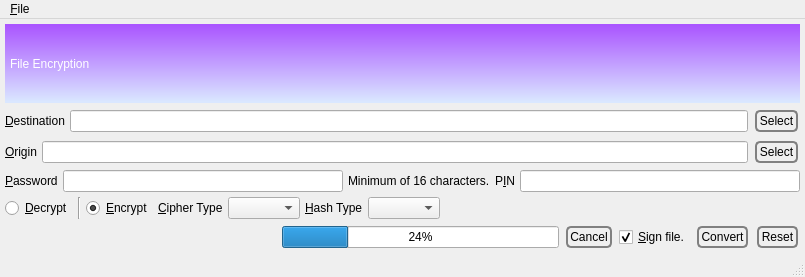
The window that GoldBug-UI/encryptfile.ui (xloem/spot-on-svn) describes before a commit, drawn with Qt 5.
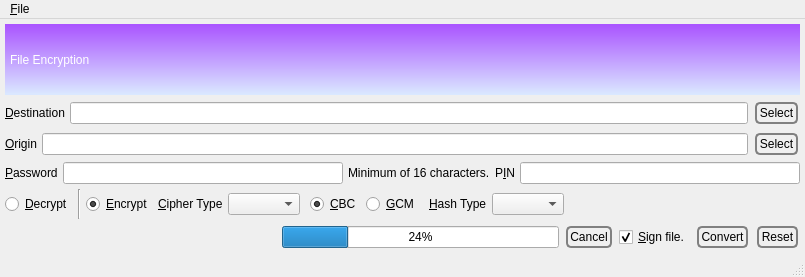
The same window after the commit. Icons and pictures are not drawn.

```diff
--- a/GoldBug-UI/encryptfile.ui
+++ b/GoldBug-UI/encryptfile.ui
@@ -54,6 +54,9 @@
     </item>
     <item>
      <layout class="QHBoxLayout" name="horizontalLayout_3">
+      <property name="spacing">
+       <number>5</number>
+      </property>
       <item>
        <widget class="QLabel" name="label_8">
         <property name="text">
@@ -101,6 +104,9 @@
     </item>
     <item>
      <layout class="QHBoxLayout" name="horizontalLayout">
+      <property name="spacing">
+       <number>5</number>
+      </property>
       <item>
        <widget class="QLabel" name="label">
         <property name="text">
@@ -148,6 +154,9 @@
     </item>
     <item>
      <layout class="QHBoxLayout" name="horizontalLayout_2">
+      <property name="spacing">
+       <number>5</number>
+      </property>
       <item>
        <widget class="QLabel" name="label_2">
         <property name="text">
@@ -229,6 +238,41 @@
         </property>
        </widget>
       </item>
+      <item>
+       <widget class="QFrame" name="frame">
+        <property name="frameShape">
+         <enum>QFrame::NoFrame</enum>
+        </property>
+        <property name="frameShadow">
+         <enum>QFrame::Raised</enum>
+        </property>
+        <layout class="QHBoxLayout" name="horizontalLayout_8">
+         <property name="spacing">
+          <number>5</number>
+         </property>
+         <property name="margin">
+          <number>5</number>
+         </property>
+         <item>
+          <widget class="QRadioButton" name="cbc">
+           <property name="text">
+            <string>&amp;CBC</string>
+           </property>
+           <property name="checked">
+            <bool>true</bool>
+           </property>
+          </widget>
+         </item>
+         <item>
+          <widget class="QRadioButton" name="gcm">
+           <property name="text">
+            <string>&amp;GCM</string>
+           </property>
+          </widget>
+         </item>
+        </layout>
+       </widget>
+      </item>
       <item>
        <widget class="QLabel" name="label_4">
         <property name="text">
```
Left out of the diff: 2 changed lines with no effect on the pictures.
